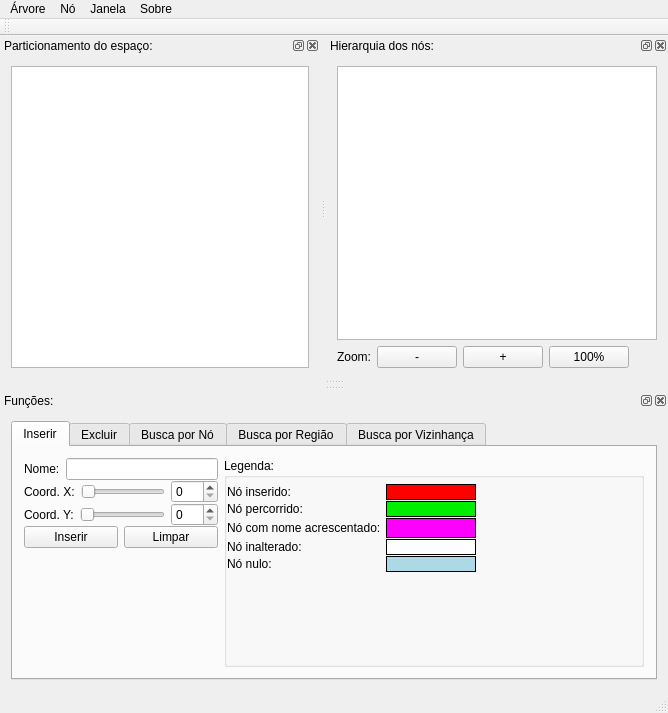
First picture: the form in mainwindow.ui, repository carneirotg/RangeTree, before the edit.
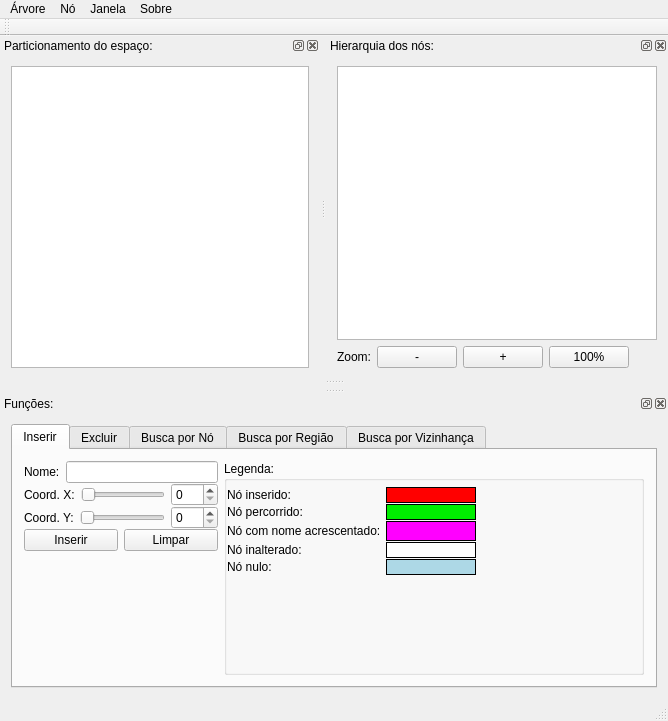
Second picture: the form after the edit. Icons and pictures are not drawn.

```diff
--- a/mainwindow.ui
+++ b/mainwindow.ui
@@ -6,8 +6,8 @@
    <rect>
     <x>0</x>
     <y>0</y>
-    <width>663</width>
-    <height>713</height>
+    <width>668</width>
+    <height>721</height>
    </rect>
   </property>
   <property name="windowTitle">
```
Left out of the diff: 4 changed lines with no effect on the pictures.
